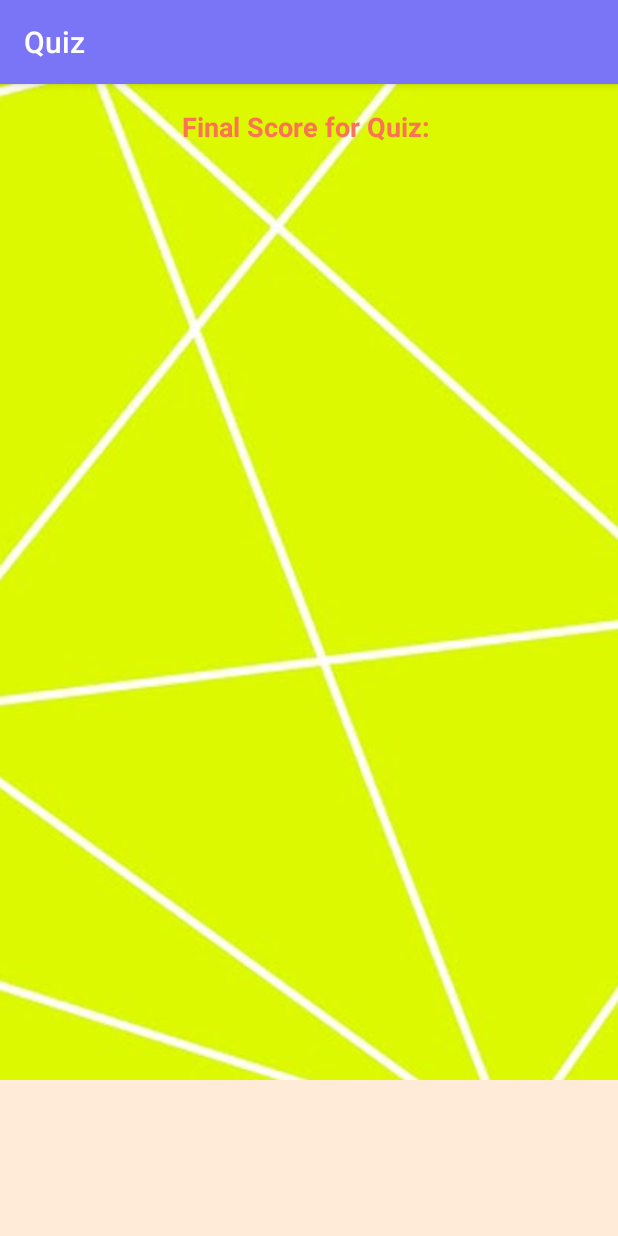
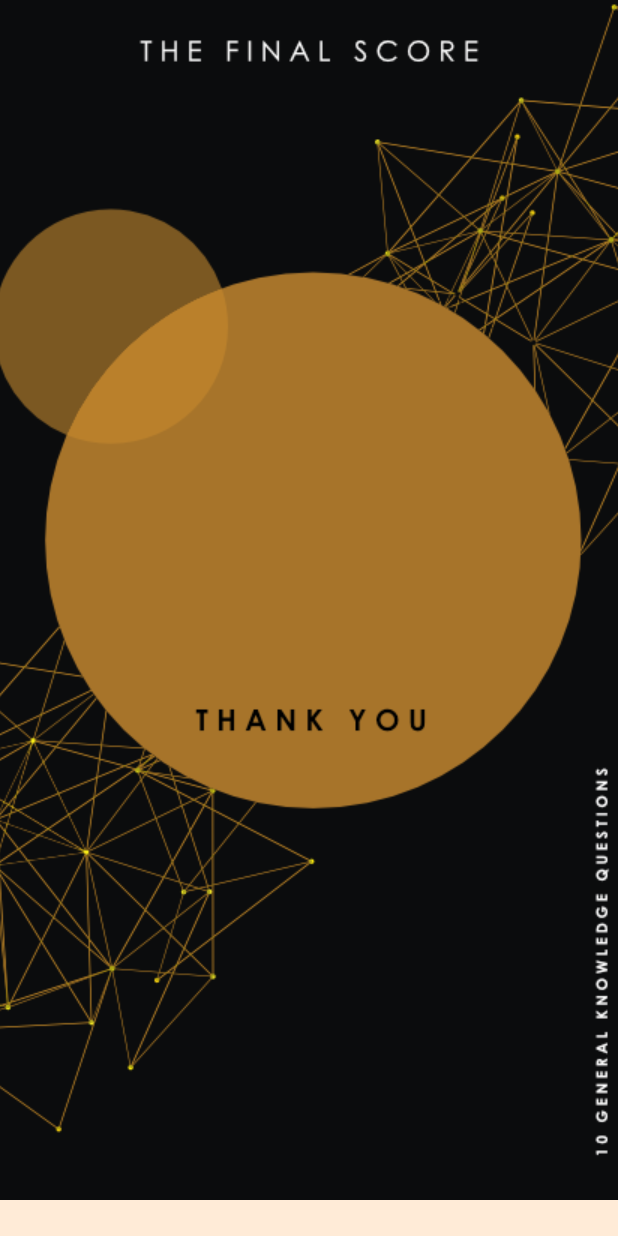
Before and after one commit to WinsomeYuen/Quiz, an Android app: the DisplayMessageActivity screen opened directly, with no data from a screen before it, on a phone screen of 412 x 824 dp. Run offline under Robolectric (Android 15) with nearby library versions, the phone set to English and light mode, and no system bars.

Commit message:
UI Improvements

```diff
--- a/app/src/main/java/com/example/android/quiz/DisplayMessageActivity.java
+++ b/app/src/main/java/com/example/android/quiz/DisplayMessageActivity.java
@@ -1,14 +1,28 @@
 package com.example.android.quiz;
 
 import android.content.Intent;
+import android.os.Build;
 import android.os.Bundle;
+import android.support.v7.app.ActionBar;
 import android.support.v7.app.AppCompatActivity;
+import android.view.View;
+import android.view.Window;
+import android.view.WindowManager;
 import android.widget.TextView;
 
 public class DisplayMessageActivity extends AppCompatActivity{
     @Override
     protected void onCreate(Bundle savedInstanceState) {
         super.onCreate(savedInstanceState);
+        View decorView = getWindow().getDecorView();
+        int uiOptions = View.SYSTEM_UI_FLAG_FULLSCREEN;
+        decorView.setSystemUiVisibility(uiOptions);
+        ActionBar actionBar = getSupportActionBar();
+        actionBar.hide();
+        if (Build.VERSION.SDK_INT >= Build.VERSION_CODES.KITKAT) {
+            Window w = getWindow(); // in Activity's onCreate() for instance
+            w.setFlags(WindowManager.LayoutParams.FLAG_LAYOUT_NO_LIMITS, WindowManager.LayoutParams.FLAG_LAYOUT_NO_LIMITS);
+        }
         setContentView(R.layout.activity_display_message);
 
         // Get the Intent that started this activity and extract the string
--- a/app/src/main/res/layout/activity_display_message.xml
+++ b/app/src/main/res/layout/activity_display_message.xml
@@ -11,30 +11,17 @@
         android:layout_width="wrap_content"
         android:layout_height="wrap_content"
         android:scaleType="centerCrop"
-        android:src="@drawable/birthday" />
-
-    <TextView
-        android:layout_width="368dp"
-        android:layout_height="wrap_content"
-        android:layout_marginTop="16dp"
-        android:text="Final Score for Quiz: "
-        android:textAlignment="center"
-        android:textColor="#FC7354"
-        android:textSize="18sp"
-        android:textStyle="bold"
-        app:layout_constraintLeft_toLeftOf="parent"
-        app:layout_constraintRight_toRightOf="parent"
-        app:layout_constraintTop_toTopOf="parent" />
+        android:src="@drawable/quizscore" />
 
     <TextView
         android:id="@+id/textView"
         android:layout_width="wrap_content"
-        android:layout_height="0dp"
-        android:layout_marginTop="49dp"
+        android:layout_height="match_parent"
+        android:gravity="center"
         android:text="TextView"
         android:textAlignment="center"
-        android:textColor="@android:color/holo_orange_dark"
-        android:textSize="24sp"
+        android:textColor="@android:color/white"
+        android:textSize="54sp"
         android:textStyle="bold"
         android:typeface="monospace"
         app:layout_constraintLeft_toLeftOf="parent"
```
Also changed, not shown: app/src/main/java/com/example/android/quiz/MainActivity.java (+13 -1 lines), app/src/main/res/drawable/shape.xml (added, +8 -0 lines), app/src/main/res/drawable/birthday.jpg (deleted), app/src/main/res/drawable/quizbackground.png (added), app/src/main/res/drawable/quizscore.png (added).
